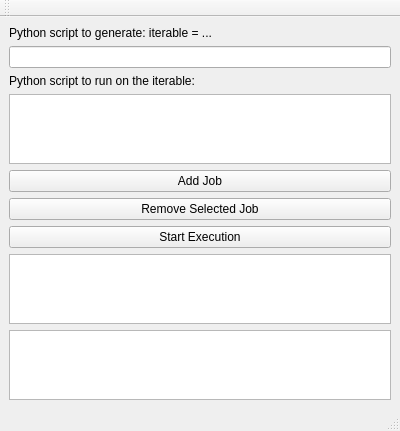
Above: batcher/job_manager.ui from hannesdelbeke/basic-batcher before the change. Below: the same form after it.
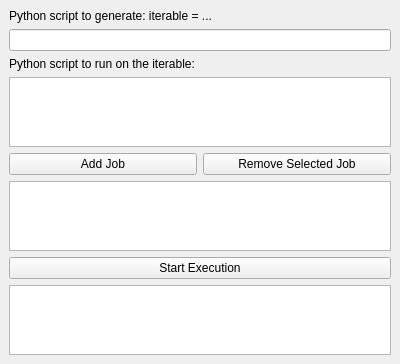
That is the form after the change.

Patch:
```diff
--- a/batcher/job_manager.ui
+++ b/batcher/job_manager.ui
@@ -33,6 +33,8 @@
      <widget class="QTextEdit" name="textEditJobInput"/>
     </item>
     <item>
+     <layout class="QHBoxLayout" name="horizontalLayout">
+      <item>
      <widget class="QPushButton" name="pushButtonAddJob">
       <property name="text">
        <string>Add Job</string>
@@ -46,12 +48,7 @@
       </property>
      </widget>
     </item>
-    <item>
-     <widget class="QPushButton" name="pushButtonStartExecution">
-      <property name="text">
-       <string>Start Execution</string>
-      </property>
-     </widget>
+     </layout>
     </item>
     <item>
      <widget class="QListWidget" name="listWidgetJobs">
@@ -63,31 +60,17 @@
       </property>
      </widget>
     </item>
+    <item>
+     <widget class="QPushButton" name="pushButtonStartExecution">
+      <property name="text">
+       <string>Start Execution</string>
+      </property>
+     </widget>
+    </item>
     <item>
      <widget class="QPlainTextEdit" name="plainTextEditResults"/>
     </item>
    </layout>
   </widget>
-  <widget class="QMenuBar" name="menubar">
-   <property name="geometry">
-    <rect>
-     <x>0</x>
-     <y>0</y>
-     <width>400</width>
-     <height>27</height>
-    </rect>
-   </property>
-  </widget>
-  <widget class="QToolBar" name="toolBar">
-   <attribute name="toolBarArea">
-    <enum>TopToolBarArea</enum>
-   </attribute>
-   <attribute name="toolBarBreak">
-    <bool>false</bool>
-   </attribute>
-  </widget>
-  <widget class="QStatusBar" name="statusbar"/>
- </widget>
- <resources/>
- <connections/>
+ </widget>
 </ui>
```
Lines whose indentation alone changed are shown as unchanged.
